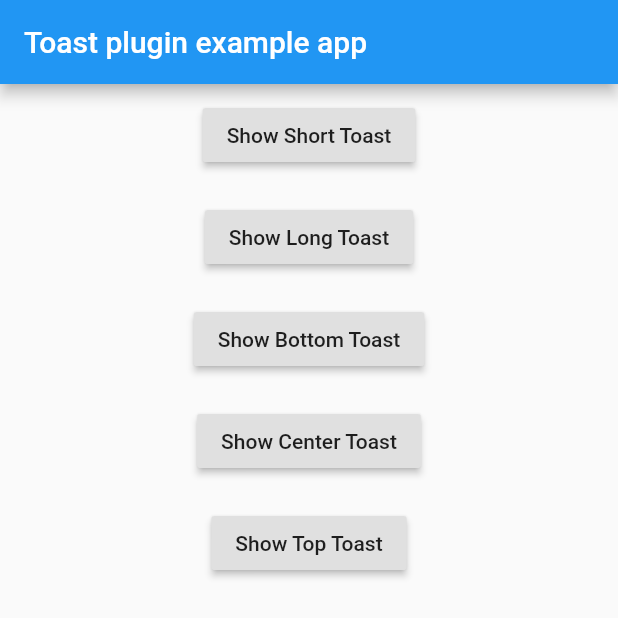
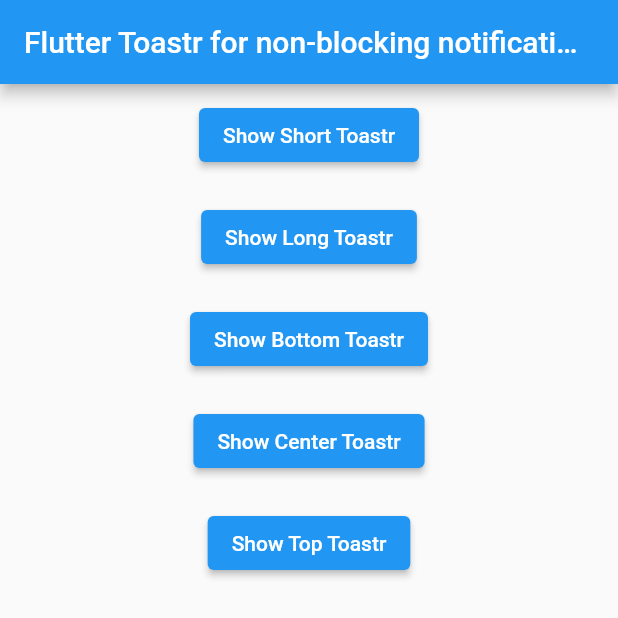
Before and after one commit to hungld2909/flutter_toastr, a Flutter app: the screen it shows after launch, on a phone screen of 412 x 824 dp, the top half of it. Run offline on Flutter 3.47's test engine with Material 2 defaults, Android fonts, the phone set to English and light mode, and no system bars.

Commit message:
Fixed but and updated documentation

```diff
--- a/example/lib/main.dart
+++ b/example/lib/main.dart
@@ -1,5 +1,6 @@
 import 'package:flutter/material.dart';
-import 'package:flutter_toastr/flutter_toastr';
+import 'package:flutter_toastr/flutter_toastr.dart';
+
 void main() => runApp(new MyApp());
 
 class MyApp extends StatelessWidget {
@@ -24,47 +25,51 @@ class MyHomePage extends StatefulWidget {
 }
 
 class _MyAppState extends State<MyHomePage> {
+
+  _showToast(String msg, {int? duration, int? gravity}) {
+    FlutterToastr.show(msg, context, duration: duration, gravity: gravity);
+  }
   @override
   Widget build(BuildContext context) {
     return MaterialApp(
       home: Scaffold(
         appBar: AppBar(
-          title: const Text('Toast plugin example app'),
+          title: const Text('Flutter Toastr for non-blocking notifications'),
         ),
         body: Center(
           child: Column(
             children: <Widget>[
               Padding(
                 padding: const EdgeInsets.all(10.0),
-                child: RaisedButton(
-                    child: Text('Show Short Toast'),
-                    onPressed: () => showToast("Show Short Toast")),
+                child: ElevatedButton(
+                    child: Text('Show Short Toastr'),
+                    onPressed: () => _showToast("Show Short Toastr")),
               ),
               Padding(
                 padding: const EdgeInsets.all(10.0),
-                child: RaisedButton(
-                    child: Text('Show Long Toast'),
-                    onPressed: () => showToast("Show Long Toast", duration: FlutterToastr.LENGTH_LONG)),
+                child: ElevatedButton(
+                    child: Text('Show Long Toastr'),
+                    onPressed: () => _showToast("Show Long Toastr", duration: FlutterToastr.lengthLong)),
               ),
               Padding(
                 padding: const EdgeInsets.all(10.0),
-                child: RaisedButton(
-                    child: Text('Show Bottom Toast'),
-                    onPressed: () => showToast("Show Bottom Toast", gravity: FlutterToastr.BOTTOM)),
+                child: ElevatedButton(
+                    child: Text('Show Bottom Toastr'),
+                    onPressed: () => _showToast("Show Bottom Toastr", gravity: FlutterToastr.bottom)),
               ),
               Padding(
                 padding: const EdgeInsets.all(10.0),
-                child: RaisedButton(
-                    child: Text('Show Center Toast'),
-                    onPressed: () => showToast("Show Center Toast", gravity: FlutterToastr.CENTER)),
+                child: ElevatedButton(
+                    child: Text('Show Center Toastr'),
+                    onPressed: () => _showToast("Show Center Toastr", gravity: FlutterToastr.center)),
               ),
               Padding(
                 padding: const EdgeInsets.all(10.0),
-                child: RaisedButton(
-                    child: Text('Show Top Toast'),
-                    onPressed: () => showToast(
-                        "Ola",
-                        gravity: FlutterToastr.TOP)),
+                child: ElevatedButton(
+                    child: Text('Show Top Toastr'),
+                    onPressed: () => _showToast(
+                        "Show Top Toastr",
+                        gravity: FlutterToastr.top)),
               ),
             ],
           ),
@@ -72,8 +77,4 @@ class _MyAppState extends State<MyHomePage> {
       ),
     );
   }
-
-  void showToast(String msg, {int duration, int gravity}) {
-    FlutterToastr.show(msg, context, duration: duration, gravity: gravity);
-  }
 }
--- a/example/pubspec.yaml
+++ b/example/pubspec.yaml
@@ -28,6 +28,8 @@ dependencies:
   # The following adds the Cupertino Icons font to your application.
   # Use with the CupertinoIcons class for iOS style icons.
   cupertino_icons: ^1.0.2
+  flutter_toastr:
+    path: ../
 
 dev_dependencies:
   flutter_test:
--- a/pubspec.yaml
+++ b/pubspec.yaml
@@ -1,6 +1,6 @@
 name: flutter_toastr
 description: Flutter Toastr is a Flutter package for non-blocking notifications.
-version: 1.0.1
+version: 1.0.2
 homepage: https://github.com/contactlutforrahman/flutter_toastr
 
 environment:
```
Also changed, not shown: example/pubspec.lock, 2 other files.
